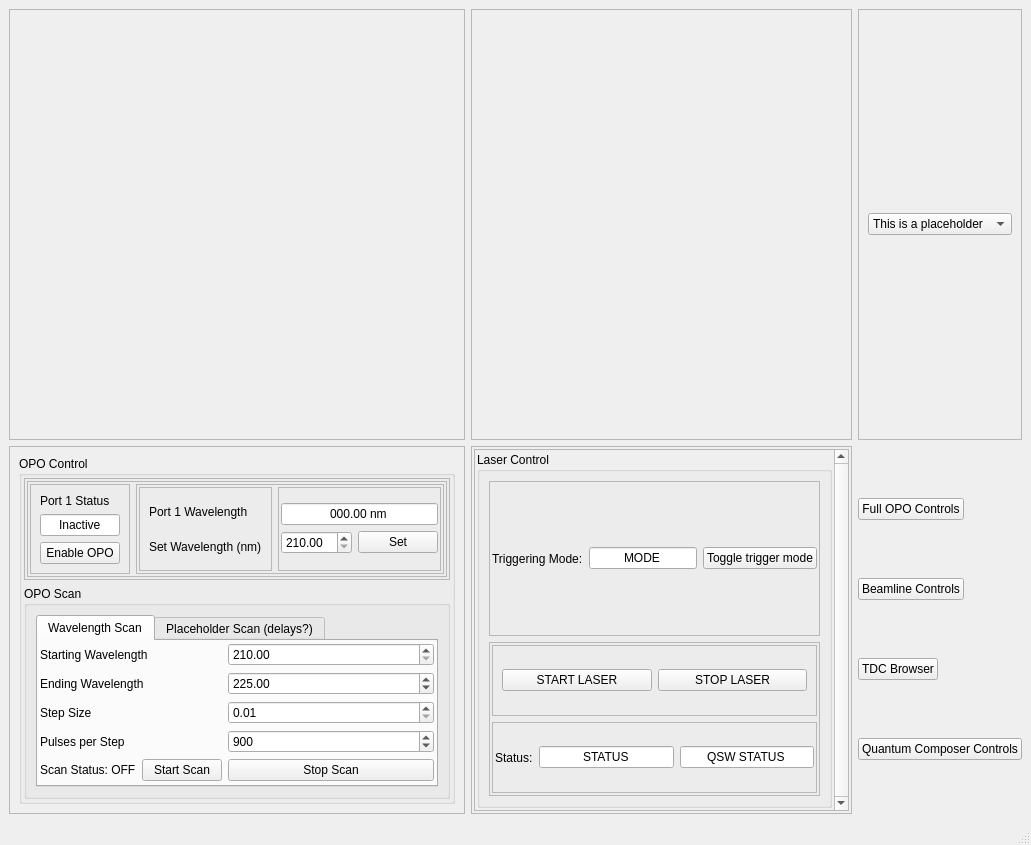
Before: the Qt Designer form BigGUI.ui in gmondee/BigGUI, drawn with Qt 5.
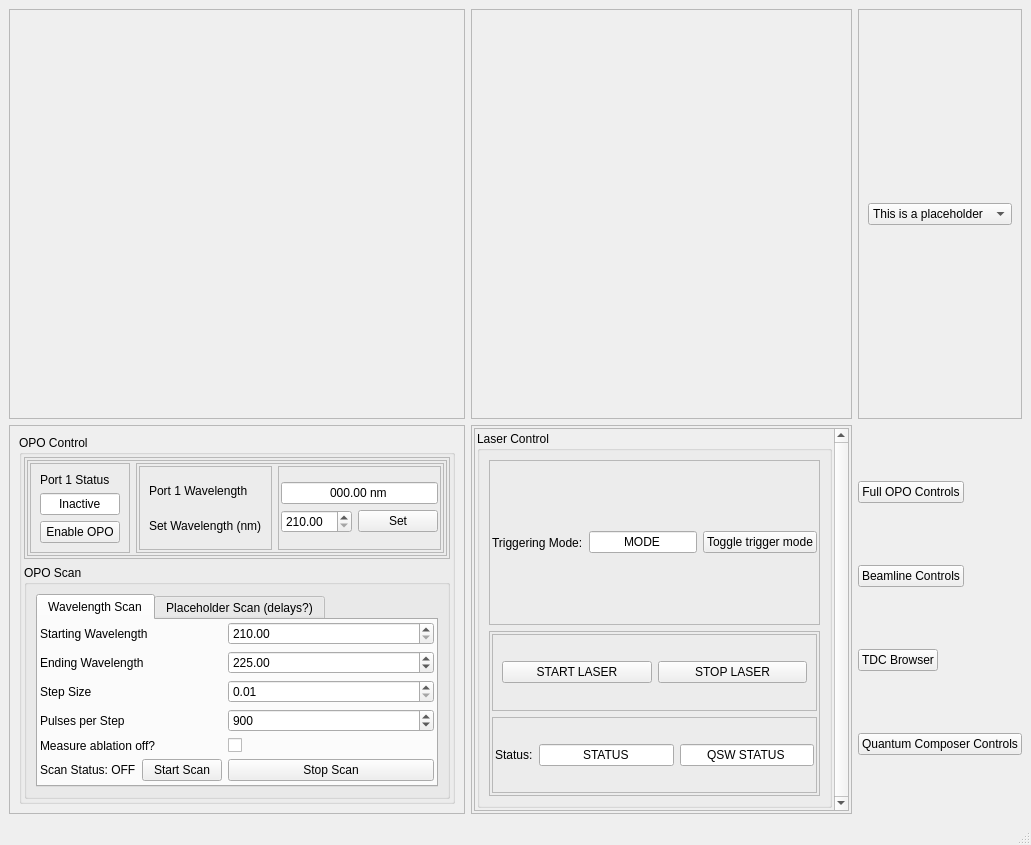
After: the same form once the commit is applied.

Commit message: added scan (untested)

Diff of the .ui file:
```diff
--- a/BigGUI.ui
+++ b/BigGUI.ui
@@ -378,7 +378,7 @@
                        </property>
                       </widget>
                      </item>
-                     <item row="4" column="0">
+                     <item row="5" column="0">
                       <widget class="QFrame" name="frame_10">
                        <property name="frameShape">
                         <enum>QFrame::Shape::NoFrame</enum>
@@ -422,7 +422,7 @@
                        </layout>
                       </widget>
                      </item>
-                     <item row="4" column="1">
+                     <item row="5" column="1">
                       <widget class="QFrame" name="frame_11">
                        <property name="frameShape">
                         <enum>QFrame::Shape::NoFrame</enum>
@@ -475,6 +475,20 @@
                        </property>
                       </widget>
                      </item>
+                     <item row="4" column="0">
+                      <widget class="QLabel" name="label_13">
+                       <property name="text">
+                        <string>Measure ablation off?</string>
+                       </property>
+                      </widget>
+                     </item>
+                     <item row="4" column="1">
+                      <widget class="QCheckBox" name="checkBoxScanMeasureAblationOff">
+                       <property name="text">
+                        <string/>
+                       </property>
+                      </widget>
+                     </item>
                     </layout>
                    </item>
                   </layout>
@@ -744,7 +758,7 @@
               <x>0</x>
               <y>0</y>
               <width>328</width>
-              <height>403</height>
+              <height>429</height>
              </rect>
             </property>
             <property name="sizePolicy">
```
The commit also changes 16 other files.
